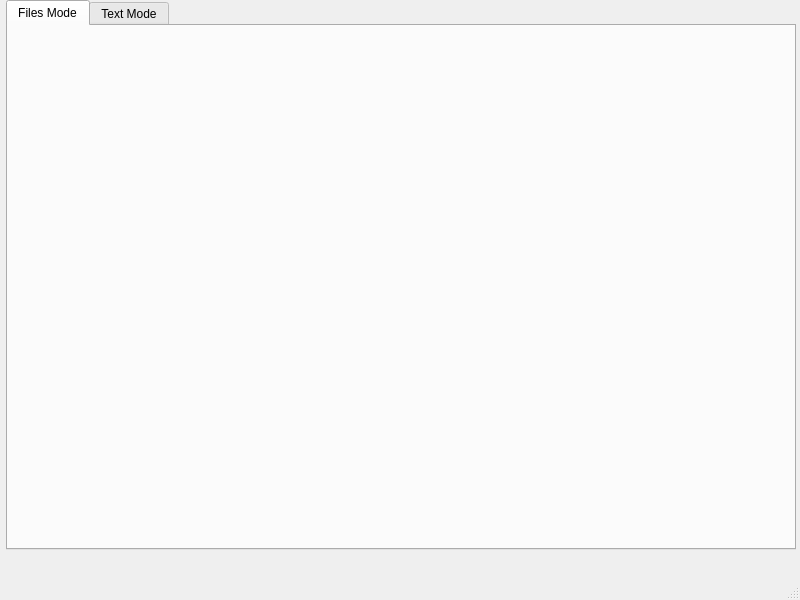
Old version of the form course_work/ui_files/crypto_UI.ui in the repository Sergey-ENOT/crypto_cw.
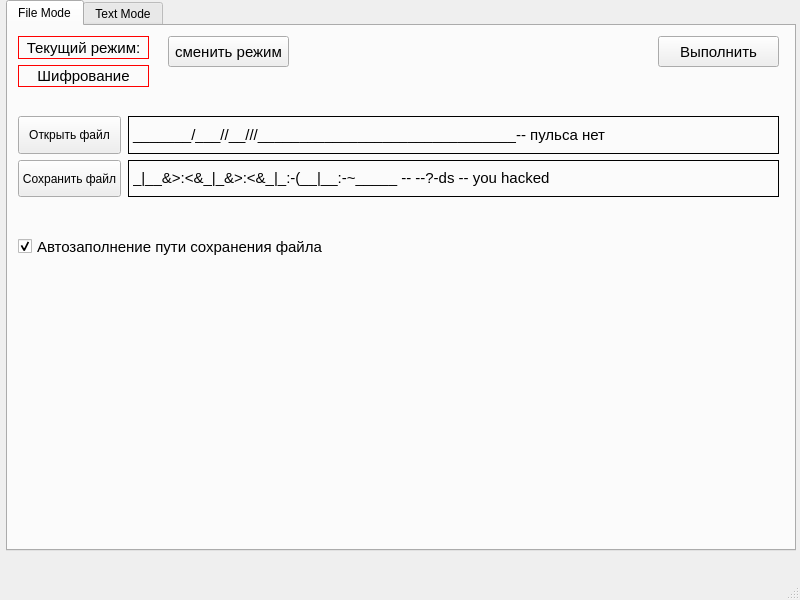
New version of the form. The open tabs and pages were chosen to show the change.

Diff of the .ui file:
```diff
--- a/course_work/ui_files/crypto_UI.ui
+++ b/course_work/ui_files/crypto_UI.ui
@@ -20,7 +20,7 @@
       <x>6</x>
       <y>0</y>
       <width>790</width>
-      <height>550</height>
+      <height>551</height>
      </rect>
     </property>
     <property name="currentIndex">
@@ -28,8 +28,215 @@
     </property>
     <widget class="QWidget" name="tab_file">
      <attribute name="title">
-      <string>Files Mode</string>
+      <string>File Mode</string>
      </attribute>
+     <widget class="QCheckBox" name="checkBox_auto_fill">
+      <property name="geometry">
+       <rect>
+        <x>10</x>
+        <y>210</y>
+        <width>311</width>
+        <height>21</height>
+       </rect>
+      </property>
+      <property name="font">
+       <font>
+        <pointsize>11</pointsize>
+       </font>
+      </property>
+      <property name="text">
+       <string>Автозаполнение пути сохранения файла</string>
+      </property>
+      <property name="checked">
+       <bool>true</bool>
+      </property>
+     </widget>
+     <widget class="QPushButton" name="pushButton_execute_file_mode">
+      <property name="geometry">
+       <rect>
+        <x>650</x>
+        <y>10</y>
+        <width>121</width>
+        <height>31</height>
+       </rect>
+      </property>
+      <property name="font">
+       <font>
+        <pointsize>11</pointsize>
+       </font>
+      </property>
+      <property name="text">
+       <string>Выполнить</string>
+      </property>
+     </widget>
+     <widget class="QWidget" name="layoutWidget_2">
+      <property name="geometry">
+       <rect>
+        <x>10</x>
+        <y>10</y>
+        <width>131</width>
+        <height>51</height>
+       </rect>
+      </property>
+      <layout class="QVBoxLayout" name="verticalLayout_6">
+       <item>
+        <widget class="QLabel" name="label_current_file_mode">
+         <property name="font">
+          <font>
+           <pointsize>11</pointsize>
+          </font>
+         </property>
+         <property name="styleSheet">
+          <string notr="true">border: 1px  solid rgb(255, 0, 0);</string>
+         </property>
+         <property name="text">
+          <string>Текущий режим:</string>
+         </property>
+         <property name="alignment">
+          <set>Qt::AlignCenter</set>
+         </property>
+        </widget>
+       </item>
+       <item>
+        <widget class="QLabel" name="label_current_file_status">
+         <property name="font">
+          <font>
+           <pointsize>11</pointsize>
+          </font>
+         </property>
+         <property name="styleSheet">
+          <string notr="true">border: 1px  solid rgb(255, 0, 0);</string>
+         </property>
+         <property name="text">
+          <string>Шифрование</string>
+         </property>
+         <property name="alignment">
+          <set>Qt::AlignCenter</set>
+         </property>
+        </widget>
+       </item>
+      </layout>
+     </widget>
+     <widget class="QPushButton" name="pushButton_change_file_mode">
+      <property name="geometry">
+       <rect>
+        <x>160</x>
+        <y>10</y>
+        <width>121</width>
+        <height>31</height>
+       </rect>
+      </property>
+      <property name="font">
+       <font>
+        <pointsize>11</pointsize>
+       </font>
+      </property>
+      <property name="text">
+       <string>сменить режим</string>
+      </property>
+     </widget>
+     <widget class="QWidget" name="">
+      <property name="geometry">
+       <rect>
+        <x>120</x>
+        <y>90</y>
+        <width>651</width>
+        <height>81</height>
+       </rect>
+      </property>
+      <layout class="QVBoxLayout" name="verticalLayout_4">
+       <item>
+        <widget class="QLabel" name="label_path_open">
+         <property name="sizePolicy">
+          <sizepolicy hsizetype="Minimum" vsizetype="Minimum">
+           <horstretch>0</horstretch>
+           <verstretch>0</verstretch>
+          </sizepolicy>
+         </property>
+         <property name="font">
+          <font>
+           <pointsize>11</pointsize>
+          </font>
+         </property>
+         <property name="styleSheet">
+          <string notr="true">border: 1px solid black;</string>
+         </property>
+         <property name="text">
+          <string>_______/___//__///_______________________________-- пульса нет</string>
+         </property>
+        </widget>
+       </item>
+       <item>
+        <widget class="QLabel" name="label_path_save">
+         <property name="sizePolicy">
+          <sizepolicy hsizetype="Minimum" vsizetype="Minimum">
+           <horstretch>0</horstretch>
+           <verstretch>0</verstretch>
+          </sizepolicy>
+         </property>
+         <property name="font">
+          <font>
+           <pointsize>11</pointsize>
+          </font>
+         </property>
+         <property name="styleSheet">
+          <string notr="true">border: 1px solid black;</string>
+         </property>
+         <property name="text">
+          <string>_|__&amp;&gt;:&lt;&amp;_|_&amp;&gt;:&lt;&amp;_|_:-(__|__:-~_____ -- --?-ds -- you hacked &lt;/|/&gt;</string>
+         </property>
+        </widget>
+       </item>
+      </layout>
+     </widget>
+     <widget class="QWidget" name="">
+      <property name="geometry">
+       <rect>
+        <x>10</x>
+        <y>90</y>
+        <width>103</width>
+        <height>81</height>
+       </rect>
+      </property>
+      <layout class="QVBoxLayout" name="verticalLayout_5">
+       <item>
+        <widget class="QPushButton" name="pushButton_open_file">
+         <property name="sizePolicy">
+          <sizepolicy hsizetype="Minimum" vsizetype="Minimum">
+           <horstretch>92</horstretch>
+           <verstretch>0</verstretch>
+          </sizepolicy>
+         </property>
+         <property name="font">
+          <font>
+           <pointsize>9</pointsize>
+          </font>
+         </property>
+         <property name="text">
+          <string>Открыть файл</string>
+         </property>
+        </widget>
+       </item>
+       <item>
+        <widget class="QPushButton" name="pushButton_save_file">
+         <property name="sizePolicy">
+          <sizepolicy hsizetype="Minimum" vsizetype="Minimum">
+           <horstretch>0</horstretch>
+           <verstretch>0</verstretch>
+          </sizepolicy>
+         </property>
+         <property name="font">
+          <font>
+           <pointsize>9</pointsize>
+          </font>
+         </property>
+         <property name="text">
+          <string>Сохранить файл</string>
+         </property>
+        </widget>
+       </item>
+      </layout>
+     </widget>
     </widget>
     <widget class="QWidget" name="tab_text">
      <attribute name="title">
```
Left out of the diff: 19 changed lines with no effect on the pictures.
